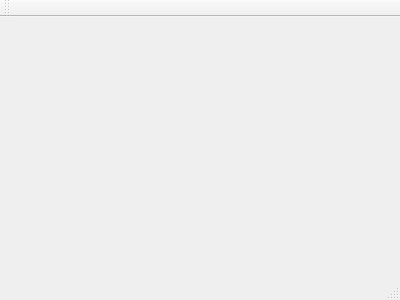
Old version of the form src/MainWindow.ui in the repository Sepuer/NiceClient.
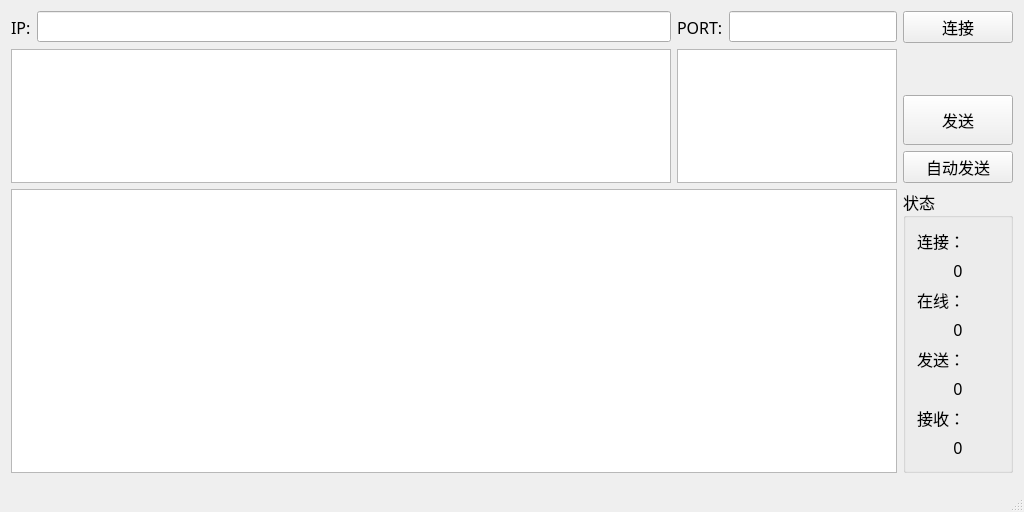
New version of the form.

```diff
--- a/src/MainWindow.ui
+++ b/src/MainWindow.ui
@@ -1,24 +1,196 @@
 <ui version="4.0">
  <class>MainWindow</class>
- <widget class="QMainWindow" name="MainWindow" >
-  <property name="geometry" >
+ <widget class="QMainWindow" name="MainWindow">
+  <property name="geometry">
    <rect>
     <x>0</x>
     <y>0</y>
-    <width>400</width>
-    <height>300</height>
+    <width>1024</width>
+    <height>512</height>
    </rect>
   </property>
-  <property name="windowTitle" >
+  <property name="font">
+   <font>
+    <family>微软雅黑</family>
+    <pointsize>12</pointsize>
+   </font>
+  </property>
+  <property name="windowTitle">
    <string>MainWindow</string>
   </property>
-  <widget class="QMenuBar" name="menuBar" />
-  <widget class="QToolBar" name="mainToolBar" />
-  <widget class="QWidget" name="centralWidget" />
-  <widget class="QStatusBar" name="statusBar" />
+  <widget class="QWidget" name="centralWidget">
+   <layout class="QVBoxLayout" name="verticalLayout_3">
+    <item>
+     <layout class="QGridLayout" name="gridLayout" columnstretch="6,2,1">
+      <item row="0" column="0">
+       <layout class="QHBoxLayout" name="horizontalLayout_2">
+        <item>
+         <widget class="QLabel" name="label">
+          <property name="text">
+           <string>IP:</string>
+          </property>
+         </widget>
+        </item>
+        <item>
+         <widget class="QLineEdit" name="leIp"/>
+        </item>
+       </layout>
+      </item>
+      <item row="0" column="1">
+       <layout class="QHBoxLayout" name="horizontalLayout">
+        <item>
+         <widget class="QLabel" name="label_2">
+          <property name="text">
+           <string>PORT:</string>
+          </property>
+         </widget>
+        </item>
+        <item>
+         <widget class="QLineEdit" name="lePort"/>
+        </item>
+       </layout>
+      </item>
+      <item row="0" column="2">
+       <widget class="QPushButton" name="pbConnect">
+        <property name="text">
+         <string>连接</string>
+        </property>
+       </widget>
+      </item>
+      <item row="1" column="0">
+       <widget class="QPlainTextEdit" name="pteInput"/>
+      </item>
+      <item row="1" column="1">
+       <widget class="QListView" name="lvCom">
+        <property name="editTriggers">
+         <set>QAbstractItemView::EditKeyPressed</set>
+        </property>
+       </widget>
+      </item>
+      <item row="1" column="2">
+       <layout class="QVBoxLayout" name="verticalLayout">
+        <item>
+         <spacer name="verticalSpacer">
+          <property name="orientation">
+           <enum>Qt::Vertical</enum>
+          </property>
+          <property name="sizeHint" stdset="0">
+           <size>
+            <width>20</width>
+            <height>40</height>
+           </size>
+          </property>
+         </spacer>
+        </item>
+        <item>
+         <widget class="QPushButton" name="pbSend">
+          <property name="minimumSize">
+           <size>
+            <width>0</width>
+            <height>50</height>
+           </size>
+          </property>
+          <property name="text">
+           <string>发送</string>
+          </property>
+         </widget>
+        </item>
+        <item>
+         <widget class="QPushButton" name="pbAutoSend">
+          <property name="text">
+           <string>自动发送</string>
+          </property>
+         </widget>
+        </item>
+       </layout>
+      </item>
+      <item row="2" column="0" colspan="2">
+       <widget class="QPlainTextEdit" name="pteOutput"/>
+      </item>
+      <item row="2" column="2">
+       <widget class="QGroupBox" name="groupBox">
+        <property name="title">
+         <string>状态</string>
+        </property>
+        <layout class="QVBoxLayout" name="verticalLayout_2">
+         <item>
+          <widget class="QLabel" name="label_3">
+           <property name="text">
+            <string>连接：</string>
+           </property>
+          </widget>
+         </item>
+         <item>
+          <widget class="QLabel" name="lbConnSum">
+           <property name="text">
+            <string>0</string>
+           </property>
+           <property name="alignment">
+            <set>Qt::AlignCenter</set>
+           </property>
+          </widget>
+         </item>
+         <item>
+          <widget class="QLabel" name="label_6">
+           <property name="text">
+            <string>在线：</string>
+           </property>
+          </widget>
+         </item>
+         <item>
+          <widget class="QLabel" name="lbOnline">
+           <property name="text">
+            <string>0</string>
+           </property>
+           <property name="alignment">
+            <set>Qt::AlignCenter</set>
+           </property>
+          </widget>
+         </item>
+         <item>
+          <widget class="QLabel" name="label_8">
+           <property name="text">
+            <string>发送：</string>
+           </property>
+          </widget>
+         </item>
+         <item>
+          <widget class="QLabel" name="lbSendSum">
+           <property name="text">
+            <string>0</string>
+           </property>
+           <property name="alignment">
+            <set>Qt::AlignCenter</set>
+           </property>
+          </widget>
+         </item>
+         <item>
+          <widget class="QLabel" name="label_10">
+           <property name="text">
+            <string>接收：</string>
+           </property>
+          </widget>
+         </item>
+         <item>
+          <widget class="QLabel" name="lbRecvSum">
+           <property name="text">
+            <string>0</string>
+           </property>
+           <property name="alignment">
+            <set>Qt::AlignCenter</set>
+           </property>
+          </widget>
+         </item>
+        </layout>
+       </widget>
+      </item>
+     </layout>
+    </item>
+   </layout>
+  </widget>
+  <widget class="QStatusBar" name="statusBar"/>
  </widget>
- <layoutDefault spacing="6" margin="11" />
- <pixmapfunction></pixmapfunction>
+ <layoutdefault spacing="6" margin="11"/>
  <resources/>
  <connections/>
 </ui>
```
Left out of the diff: 1 changed line with no effect on the pictures.
